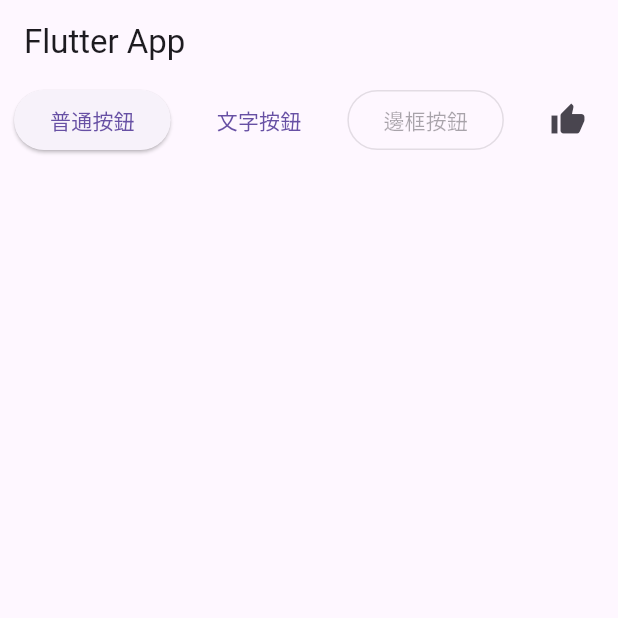
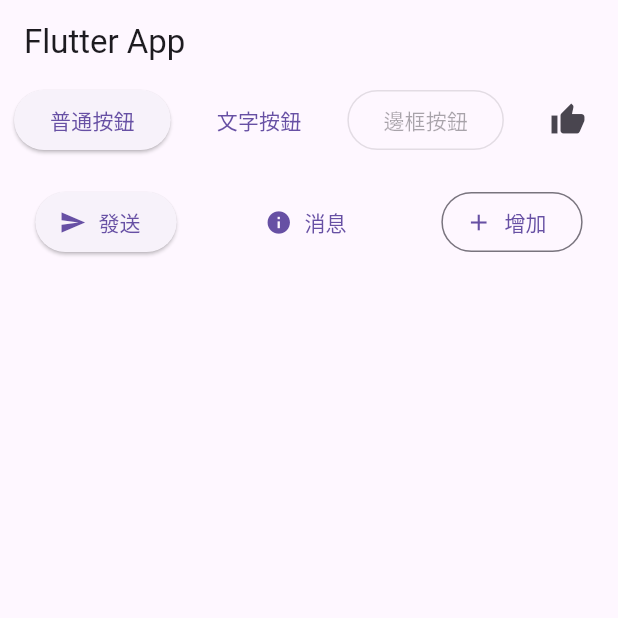
Before and after one commit to flutteruuu/flutter_demo, a Flutter app: the screen it shows after launch, on a phone screen of 412 x 824 dp, the top half of it. Run offline on Flutter 3.47's test engine with Material 3 defaults, Android fonts, the light colour scheme and no system bars.

Commit message:
Flutter 按鈕組件(圖標+標籤) : ElevatedButton, TextButton, OutlinedButton, IconButton

```diff
--- a/lib/main.dart
+++ b/lib/main.dart
@@ -52,6 +52,27 @@
             ),
           ]
         ),
+        SizedBox(height: 20,),
+        Row(
+          mainAxisAlignment: MainAxisAlignment.spaceAround,
+          children:[
+            ElevatedButton.icon(
+              onPressed: () {},
+              icon: const Icon(Icons.send),
+              label: const Text("發送")
+            ),
+            TextButton.icon(
+              onPressed: () {},
+              icon: const Icon(Icons.info),
+              label: const Text("消息"),
+            ),
+            OutlinedButton.icon(
+              onPressed: () {},
+              icon: const Icon(Icons.add),
+              label: const Text("增加"),
+            ),
+          ]
+        ),
       ],
     );
 
```
